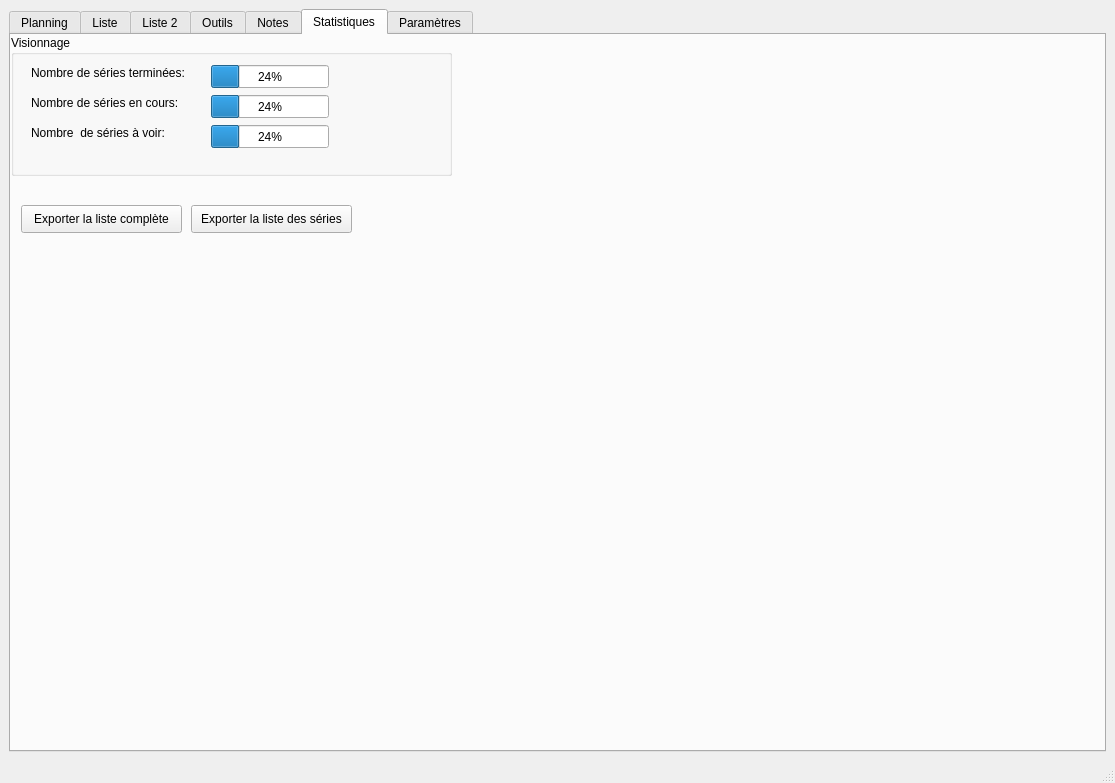
seigneurfuo/MyAnimeManager2, file ressources/MainWindow.ui: the form before one commit.
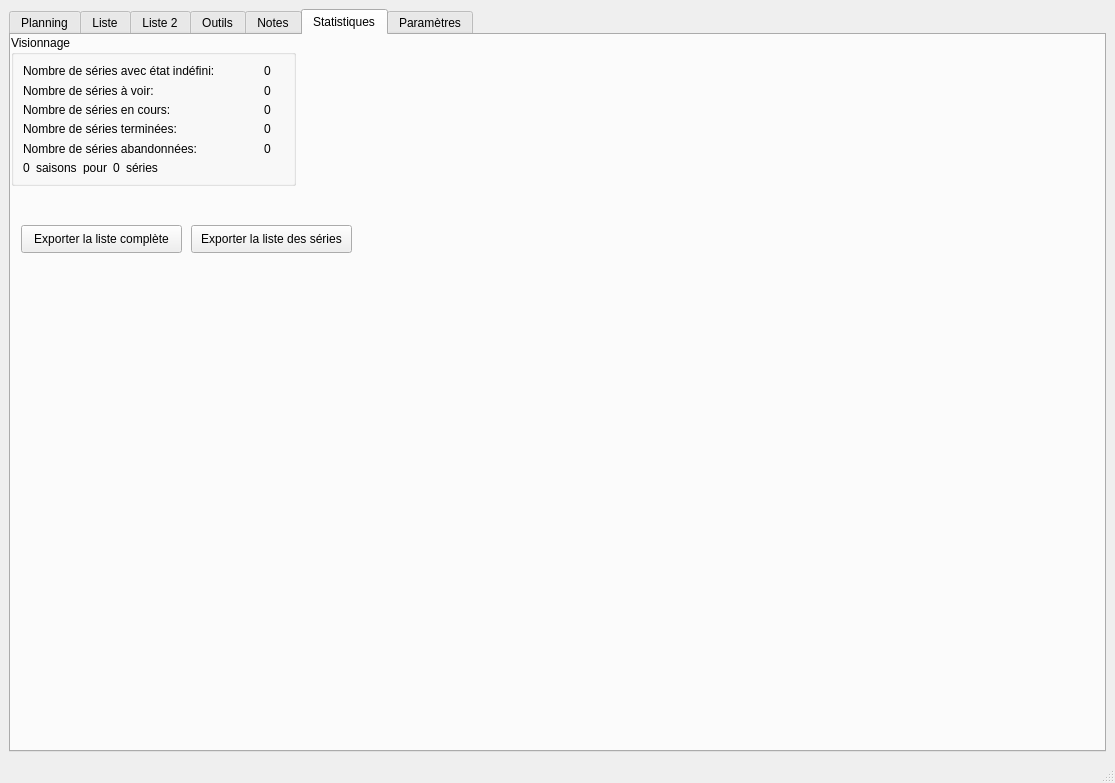
The form after the commit. Icons and pictures are not drawn.

Commit message: Ajout d'informations sur les stats.

The edit to the form file:
```diff
--- a/ressources/MainWindow.ui
+++ b/ressources/MainWindow.ui
@@ -1781,97 +1781,281 @@
          <rect>
           <x>0</x>
           <y>0</y>
-          <width>441</width>
-          <height>141</height>
+          <width>285</width>
+          <height>151</height>
          </rect>
         </property>
         <property name="title">
          <string>Visionnage</string>
         </property>
-        <widget class="QLabel" name="label_41">
-         <property name="geometry">
-          <rect>
-           <x>20</x>
-           <y>60</y>
-           <width>271</width>
-           <height>16</height>
-          </rect>
-         </property>
-         <property name="text">
-          <string>Nombre de séries en cours:</string>
-         </property>
-        </widget>
-        <widget class="QLabel" name="label_42">
-         <property name="geometry">
-          <rect>
-           <x>20</x>
-           <y>30</y>
-           <width>171</width>
-           <height>16</height>
-          </rect>
-         </property>
-         <property name="text">
-          <string>Nombre de séries terminées:</string>
-         </property>
-        </widget>
-        <widget class="QLabel" name="label_43">
-         <property name="geometry">
-          <rect>
-           <x>20</x>
-           <y>90</y>
-           <width>171</width>
-           <height>16</height>
-          </rect>
-         </property>
-         <property name="text">
-          <string>Nombre  de séries à voir:</string>
-         </property>
-        </widget>
-        <widget class="QProgressBar" name="progressBar">
-         <property name="geometry">
-          <rect>
-           <x>200</x>
-           <y>30</y>
-           <width>118</width>
-           <height>23</height>
-          </rect>
-         </property>
-         <property name="value">
-          <number>24</number>
-         </property>
-        </widget>
-        <widget class="QProgressBar" name="progressBar_2">
-         <property name="geometry">
-          <rect>
-           <x>200</x>
-           <y>60</y>
-           <width>118</width>
-           <height>23</height>
-          </rect>
-         </property>
-         <property name="value">
-          <number>24</number>
-         </property>
-        </widget>
-        <widget class="QProgressBar" name="progressBar_3">
-         <property name="geometry">
-          <rect>
-           <x>200</x>
-           <y>90</y>
-           <width>118</width>
-           <height>23</height>
-          </rect>
-         </property>
-         <property name="value">
-          <number>24</number>
-         </property>
-        </widget>
+        <layout class="QGridLayout" name="gridLayout_10">
+         <item row="0" column="0">
+          <layout class="QGridLayout" name="gridLayout_8">
+           <item row="0" column="2">
+            <widget class="QLabel" name="label_51">
+             <property name="layoutDirection">
+              <enum>Qt::LeftToRight</enum>
+             </property>
+             <property name="text">
+              <string>0</string>
+             </property>
+            </widget>
+           </item>
+           <item row="0" column="1">
+            <spacer name="horizontalSpacer_8">
+             <property name="orientation">
+              <enum>Qt::Horizontal</enum>
+             </property>
+             <property name="sizeHint" stdset="0">
+              <size>
+               <width>40</width>
+               <height>20</height>
+              </size>
+             </property>
+            </spacer>
+           </item>
+           <item row="0" column="0">
+            <widget class="QLabel" name="label_50">
+             <property name="text">
+              <string>Nombre de séries avec état indéfini:</string>
+             </property>
+            </widget>
+           </item>
+           <item row="0" column="3">
+            <widget class="QLabel" name="label_59">
+             <property name="text">
+              <string/>
+             </property>
+             <property name="pixmap">
+              <pixmap>icons/help-about.ico</pixmap>
+             </property>
+            </widget>
+           </item>
+          </layout>
+         </item>
+         <item row="2" column="0">
+          <layout class="QGridLayout" name="gridLayout_6">
+           <item row="0" column="2">
+            <widget class="QLabel" name="label_45">
+             <property name="text">
+              <string>0</string>
+             </property>
+            </widget>
+           </item>
+           <item row="0" column="0">
+            <widget class="QLabel" name="label_41">
+             <property name="text">
+              <string>Nombre de séries en cours:</string>
+             </property>
+            </widget>
+           </item>
+           <item row="0" column="1">
+            <spacer name="horizontalSpacer_9">
+             <property name="orientation">
+              <enum>Qt::Horizontal</enum>
+             </property>
+             <property name="sizeHint" stdset="0">
+              <size>
+               <width>40</width>
+               <height>20</height>
+              </size>
+             </property>
+            </spacer>
+           </item>
+           <item row="0" column="3">
+            <widget class="QLabel" name="label_60">
+             <property name="text">
+              <string/>
+             </property>
+             <property name="pixmap">
+              <pixmap>icons/media-playback-start-3.ico</pixmap>
+             </property>
+            </widget>
+           </item>
+          </layout>
+         </item>
+         <item row="5" column="0">
+          <layout class="QGridLayout" name="gridLayout_11">
+           <item row="0" column="3">
+            <widget class="QLabel" name="label_67">
+             <property name="text">
+              <string>0</string>
+             </property>
+            </widget>
+           </item>
+           <item row="0" column="1">
+            <widget class="QLabel" name="label_66">
+             <property name="text">
+              <string>saisons</string>
+             </property>
+            </widget>
+           </item>
+           <item row="0" column="2">
+            <widget class="QLabel" name="label_65">
+             <property name="text">
+              <string>pour</string>
+             </property>
+            </widget>
+           </item>
+           <item row="0" column="0">
+            <widget class="QLabel" name="label_64">
+             <property name="text">
+              <string>0</string>
+             </property>
+            </widget>
+           </item>
+           <item row="0" column="4">
+            <widget class="QLabel" name="label_68">
+             <property name="text">
+              <string>séries</string>
+             </property>
+            </widget>
+           </item>
+           <item row="0" column="5">
+            <spacer name="horizontalSpacer_12">
+             <property name="orientation">
+              <enum>Qt::Horizontal</enum>
+             </property>
+             <property name="sizeHint" stdset="0">
+              <size>
+               <width>40</width>
+               <height>20</height>
+              </size>
+             </property>
+            </spacer>
+           </item>
+          </layout>
+         </item>
+         <item row="1" column="0">
+          <layout class="QGridLayout" name="gridLayout_7">
+           <item row="0" column="0">
+            <widget class="QLabel" name="label_43">
+             <property name="text">
+              <string>Nombre de séries à voir:</string>
+             </property>
+            </widget>
+           </item>
+           <item row="0" column="2">
+            <widget class="QLabel" name="label_46">
+             <property name="text">
+              <string>0</string>
+             </property>
+            </widget>
+           </item>
+           <item row="0" column="1">
+            <spacer name="horizontalSpacer_7">
+             <property name="orientation">
+              <enum>Qt::Horizontal</enum>
+             </property>
+             <property name="sizeHint" stdset="0">
+              <size>
+               <width>40</width>
+               <height>20</height>
+              </size>
+             </property>
+            </spacer>
+           </item>
+           <item row="0" column="3">
+            <widget class="QLabel" name="label_62">
+             <property name="text">
+              <string/>
+             </property>
+             <property name="pixmap">
+              <pixmap>icons/appointment-soon.ico</pixmap>
+             </property>
+            </widget>
+           </item>
+          </layout>
+         </item>
+         <item row="3" column="0">
+          <layout class="QGridLayout" name="gridLayout_5">
+           <item row="0" column="0">
+            <widget class="QLabel" name="label_42">
+             <property name="text">
+              <string>Nombre de séries terminées:</string>
+             </property>
+            </widget>
+           </item>
+           <item row="0" column="2">
+            <widget class="QLabel" name="label_44">
+             <property name="text">
+              <string>0</string>
+             </property>
+            </widget>
+           </item>
+           <item row="0" column="1">
+            <spacer name="horizontalSpacer_10">
+             <property name="orientation">
+              <enum>Qt::Horizontal</enum>
+             </property>
+             <property name="sizeHint" stdset="0">
+              <size>
+               <width>40</width>
+               <height>20</height>
+              </size>
+             </property>
+            </spacer>
+           </item>
+           <item row="0" column="3">
+            <widget class="QLabel" name="label_61">
+             <property name="text">
+              <string/>
+             </property>
+             <property name="pixmap">
+              <pixmap>icons/tick.ico</pixmap>
+             </property>
+            </widget>
+           </item>
+          </layout>
+         </item>
+         <item row="4" column="0">
+          <layout class="QGridLayout" name="gridLayout_9">
+           <item row="0" column="1">
+            <spacer name="horizontalSpacer_11">
+             <property name="orientation">
+              <enum>Qt::Horizontal</enum>
+             </property>
+             <property name="sizeHint" stdset="0">
+              <size>
+               <width>40</width>
+               <height>20</height>
+              </size>
+             </property>
+            </spacer>
+           </item>
+           <item row="0" column="0">
+            <widget class="QLabel" name="label_47">
+             <property name="text">
+              <string>Nombre de séries abandonnées:</string>
+             </property>
+            </widget>
+           </item>
+           <item row="0" column="3">
+            <widget class="QLabel" name="label_48">
+             <property name="text">
+              <string>0</string>
+             </property>
+            </widget>
+           </item>
+           <item row="0" column="4">
+            <widget class="QLabel" name="label_63">
+             <property name="text">
+              <string/>
+             </property>
+             <property name="pixmap">
+              <pixmap>icons/edit-delete-5.ico</pixmap>
+             </property>
+            </widget>
+           </item>
+          </layout>
+         </item>
+        </layout>
        </widget>
        <widget class="QPushButton" name="pushButton_15">
         <property name="geometry">
          <rect>
           <x>10</x>
-          <y>170</y>
+          <y>190</y>
           <width>161</width>
           <height>28</height>
          </rect>
@@ -1884,7 +2068,7 @@
         <property name="geometry">
          <rect>
           <x>180</x>
-          <y>170</y>
+          <y>190</y>
           <width>161</width>
           <height>28</height>
          </rect>
```
The commit also changes 2 other files.
